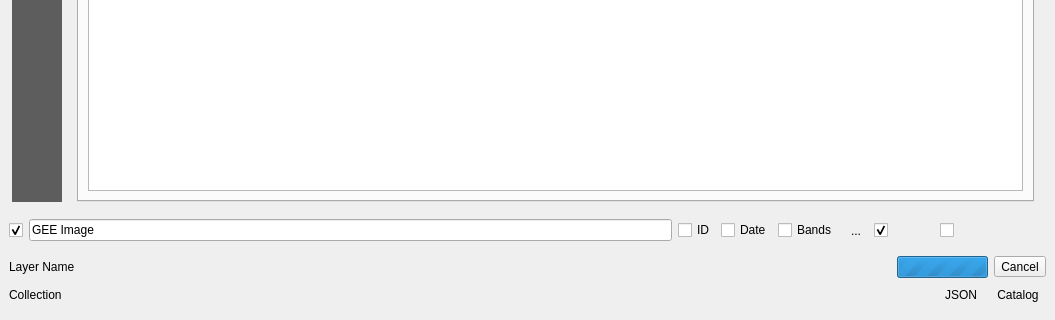
This is enmapbox/eo4qapps/geetimeseriesexplorerapp/geetimeseriesexplorerdockwidget.ui in EnMAP-Box/enmap-box as Qt 5 draws it before an edit; both pictures show x 0 to 1055 and y 755 to 1075 of the 1055 by 1075 pixel window. The edited form follows.
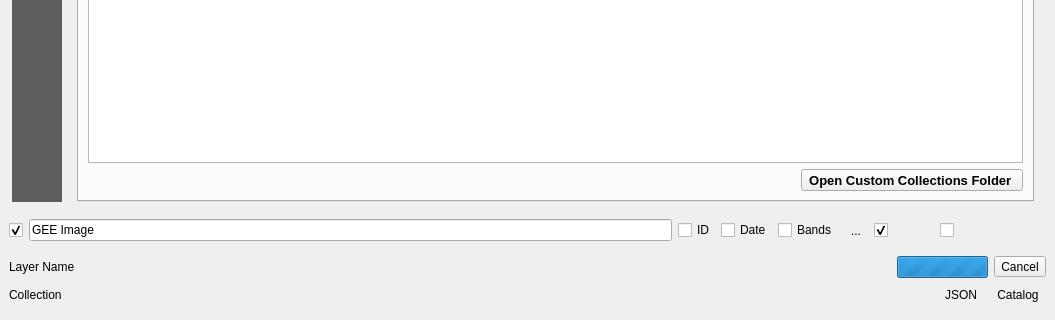
This is the edited form. The open tabs and pages were chosen to show the change. Icons and pictures are not drawn. Custom widgets are drawn as their Qt base class.

The edit to the form file:
```diff
--- a/enmapbox/eo4qapps/geetimeseriesexplorerapp/geetimeseriesexplorerdockwidget.ui
+++ b/enmapbox/eo4qapps/geetimeseriesexplorerapp/geetimeseriesexplorerdockwidget.ui
@@ -2340,6 +2340,30 @@
                 </column>
                </widget>
               </item>
+              <item>
+               <layout class="QHBoxLayout" name="horizontalLayout_7">
+                <item>
+                 <spacer name="horizontalSpacer">
+                  <property name="orientation">
+                   <enum>Qt::Horizontal</enum>
+                  </property>
+                  <property name="sizeHint" stdset="0">
+                   <size>
+                    <width>40</width>
+                    <height>20</height>
+                   </size>
+                  </property>
+                 </spacer>
+                </item>
+                <item>
+                 <widget class="QToolButton" name="mOpenUserCollectionFolder">
+                  <property name="text">
+                   <string>Open Custom Collections Folder </string>
+                  </property>
+                 </widget>
+                </item>
+               </layout>
+              </item>
              </layout>
             </widget>
            </widget>
```
Left out of the diff: 16 changed lines with no effect on the pictures.
